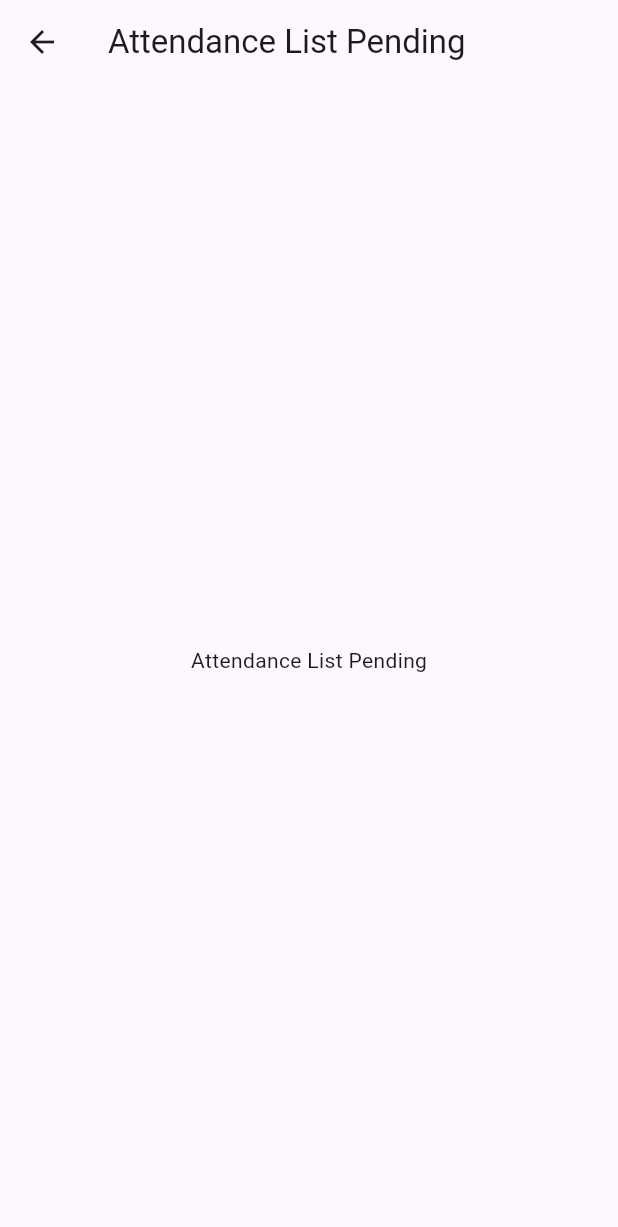
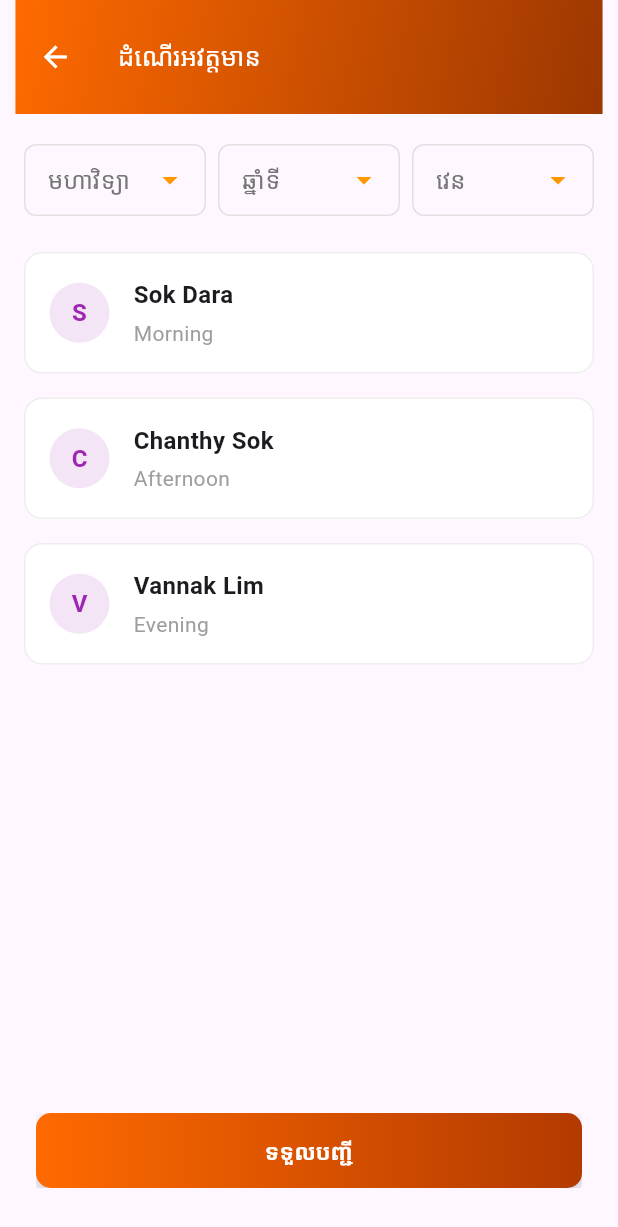
Before and after one commit to vertsan/sbku_app, a Flutter app: the AttendanceListPendingScreen screen opened directly, on a phone screen of 412 x 824 dp. Shown: the top 1227 px of the screen. Run offline on Flutter 3.47's test engine with Material 3 defaults, Android fonts, the phone set to English and light mode, and no system bars; our stand-ins replace flutter_svg.

Commit message:
refactor: implement pending in attendance list view attendance

```diff
--- a/lib/presentation/screens/attendance/attendance_list_catgories.dart
+++ b/lib/presentation/screens/attendance/attendance_list_catgories.dart
@@ -26,7 +26,7 @@ class AttendanceListCategoryScreen extends StatelessWidget {
               ),
               ListCardItem(
                 icon: Icons.cancel_outlined,
-                label: 'សូមដំណើរការអវត្តមាន',
+                label: 'ដំណើរការអវត្តមាន',
                 screen: AttendanceListPendingScreen(),
               ),
             ],
--- a/lib/presentation/screens/attendance/attendance_list_pending_screen.dart
+++ b/lib/presentation/screens/attendance/attendance_list_pending_screen.dart
@@ -1,16 +1,152 @@
 import 'package:flutter/material.dart';
+import 'package:sbku_app/data/dummy_attendance.dart';
+import 'package:sbku_app/data/dummy_faculty.dart';
+import 'package:sbku_app/data/dummy_major.dart';
+import 'package:sbku_app/model/attendance_model.dart';
+import 'package:sbku_app/presentation/screens/attendance/action/add_edit_attendance_screen.dart';
+import 'package:sbku_app/presentation/widgets/appbar_widget.dart';
+import 'package:sbku_app/presentation/widgets/appbutton_widget.dart';
+import 'package:sbku_app/presentation/widgets/empty_state_widget.dart';
+import 'package:sbku_app/presentation/widgets/filter_row_widget.dart';
+import 'package:sbku_app/data/dummy_class.dart';
 
-class AttendanceListPendingScreen extends StatelessWidget {
+import 'package:sbku_app/data/dummy_shirt.dart';
+import 'package:sbku_app/data/dummy_year.dart';
+
+import 'package:sbku_app/presentation/widgets/list_item_widget.dart';
+
+class AttendanceListPendingScreen extends StatefulWidget {
   const AttendanceListPendingScreen({super.key});
+
+  @override
+  State<AttendanceListPendingScreen> createState() =>
+      _AttendanceListPendingScreenState();
+}
+
+class _AttendanceListPendingScreenState
+    extends State<AttendanceListPendingScreen> {
+  String? _selectedFacultyId;
+  String? _selectedShiftId;
+  String? _selectedYearId;
+  // ✅ Map Entity → UI Model
+  late final List<AttendanceModel> _attendances = dummyAttendanceEntities
+      .map((e) => AttendanceModel(
+            entity: e,
+            facultyName: dummyFaculties
+                .firstWhere((f) => f.facultyId == e.facultyId)
+                .facultyName,
+            majorName:
+                dummyMajors.firstWhere((m) => m.majorId == e.majorId).majorName,
+            shiftName:
+                dummyShifts.firstWhere((s) => s.shiftId == e.shiftId).shiftName,
+            className: dummyClasses
+                .firstWhere((c) => c.classId == e.classId)
+                .className,
+            yearName:
+                dummyYears.firstWhere((y) => y.yearId == e.yearId).yearName,
+            startTime:
+                dummyShifts.firstWhere((s) => s.shiftId == e.shiftId).startTime,
+            endTime:
+                dummyShifts.firstWhere((s) => s.shiftId == e.shiftId).endTime,
+          ))
+      .toList();
+
+  // ✅ Filtering (ID-based)
+  List<AttendanceModel> get filteredAttendance {
+    return _attendances.where((attendance) {
+      final facultyMatch = _selectedFacultyId == null ||
+          attendance.entity.facultyId == _selectedFacultyId;
+
+      final shiftMatch = _selectedShiftId == null ||
+          attendance.entity.shiftId == _selectedShiftId;
+
+      final yearMatch = _selectedYearId == null ||
+          attendance.entity.yearId == _selectedYearId;
+
+      return facultyMatch && shiftMatch && yearMatch;
+    }).toList();
+  }
 
   @override
   Widget build(BuildContext context) {
     return Scaffold(
-      appBar: AppBar(
-        title: const Text('Attendance List Pending'),
+      appBar: AppBarWidget.simple(
+        title: 'ដំណើរអវត្តមាន',
       ),
-      body: const Center(
-        child: Text('Attendance List Pending'),
+      body: Column(
+        children: [
+          // 🔹 Filters
+          FilterRowWidget(
+            filters: [
+              // FACULTY
+              FilterConfig(
+                value: _selectedFacultyId,
+                hint: 'មហាវិទ្យាល័យ',
+                items: dummyFaculties.map((f) => f.facultyId).toList(),
+                labelBuilder: (id) => dummyFaculties
+                    .firstWhere((f) => f.facultyId == id)
+                    .facultyName,
+                onChanged: (value) =>
+                    setState(() => _selectedFacultyId = value),
+              ),
+
+              // YEAR
+              FilterConfig(
+                value: _selectedYearId,
+                hint: 'ឆ្នាំទី',
+                items: dummyYears.map((y) => y.yearId).toList(),
+                labelBuilder: (id) =>
+                    dummyYears.firstWhere((y) => y.yearId == id).yearName,
+                onChanged: (value) => setState(() => _selectedYearId = value),
+              ),
+
+              // SHIFT
+              FilterConfig(
+                value: _selectedShiftId,
+                hint: 'វេន',
+                items: dummyShifts.map((s) => s.shiftId).toList(),
+                labelBuilder: (id) =>
+                    dummyShifts.firstWhere((s) => s.shiftId == id).shiftName,
+                onChanged: (value) => setState(() => _selectedShiftId = value),
+              ),
+            ],
+          ),
+          // 🔹 List
+          Expanded(
+            child: filteredAttendance.isEmpty
+                ? EmptyStateWidget(
+                    icon: Icons.people_outline,
+                    title: 'រកមិនឃើញសិស្ស',
+                    subtitle: 'សូមកែប្រែការតម្រង',
+                  )
+                : ListView.builder(
+                    itemCount: filteredAttendance.length,
+                    padding: const EdgeInsets.only(bottom: 16),
+                    itemBuilder: (context, index) {
+                      final attendance = filteredAttendance[index];
+
+                      return ListItemWidget<AttendanceModel>(
+                        item: attendance,
+                        title: attendance.studentName,
+                        subtitle: attendance.shiftName,
+                        avatarText: attendance.avatarLetter,
+                        avatarBackgroundColor: Colors.purple[50],
+                        avatarTextColor: Colors.purple,
+                      );
+                    },
+                  ),
+          ),
+          AppButton(
+            label: 'ទទួលបញ្ជី',
+            onPressed: () => Navigator.push(
+              context,
+              MaterialPageRoute(
+                builder: (context) => AddAttendanceScreen(),
+              ),
+            ),
+          ),
+          SizedBox(height: 32),
+        ],
       ),
     );
   }
--- /dev/null
+++ b/lib/presentation/widgets/appbutton_widget.dart
@@ -0,0 +1,71 @@
+import 'package:flutter/material.dart';
+
+class AppButton extends StatelessWidget {
+  final String label;
+  final VoidCallback onPressed;
+  final double height;
+  final double borderRadius;
+  final Gradient gradient;
+  final Color textColor;
+  final double horizontalMargin;
+
+  const AppButton({
+    super.key,
+    required this.label,
+    required this.onPressed,
+    this.height = 50, // 👈 smaller height
+    this.borderRadius = 10,
+    this.textColor = Colors.white,
+    this.horizontalMargin = 24, // 👈 controls width
+    this.gradient = const LinearGradient(
+      colors: [
+        Color(0xFFFF6A00),
+        Color(0xFFB33A00),
+      ],
+      begin: Alignment.centerLeft,
+      end: Alignment.centerRight,
+    ),
+  });
+
+  @override
+  Widget build(BuildContext context) {
+    return Padding(
+      padding: EdgeInsets.symmetric(horizontal: horizontalMargin),
+      child: SizedBox(
+        width: double.infinity, // 👈 full available width
+        height: height,
+        child: Material(
+          color: Colors.transparent,
+          child: InkWell(
+            borderRadius: BorderRadius.circular(borderRadius),
+            onTap: onPressed,
+            child: Ink(
+              decoration: BoxDecoration(
+                gradient: gradient,
+                borderRadius: BorderRadius.circular(borderRadius),
+                boxShadow: [
+                  BoxShadow(
+                    color: Colors.black.withOpacity(0.2),
+                    blurRadius: 6,
+                    offset: const Offset(0, 3),
+                  ),
+                ],
+              ),
+              child: Center(
+                child: Text(
+                  label,
+                  style: const TextStyle(
+                    fontSize: 15, // 👈 slightly smaller text
+                    fontWeight: FontWeight.w600,
+                    letterSpacing: 0.3,
+                    color: Colors.white,
+                  ),
+                ),
+              ),
+            ),
+          ),
+        ),
+      ),
+    );
+  }
+}
```
